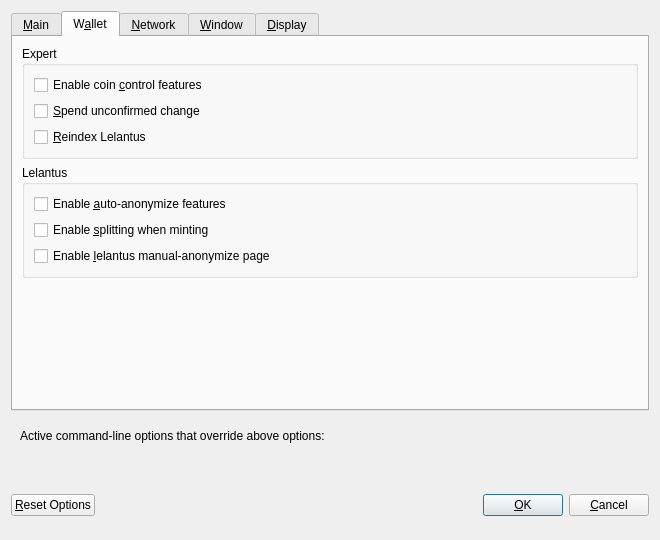
Old version of the form src/qt/forms/optionsdialog.ui in the repository firoorg/firo.
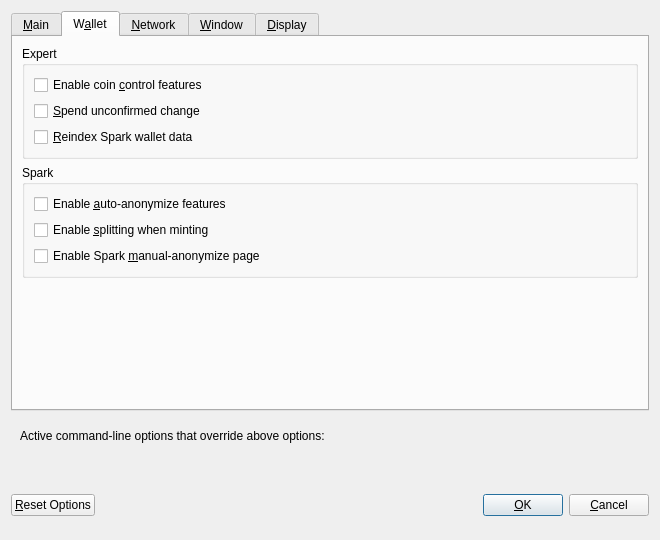
New version of the form. Custom widgets are drawn as their Qt base class.

Commit message:
Lelantus strip (#1805)
* Lelantus strip – resolved conflicts

* fix CodeRabbit review

* Second fix of CodeRabbit comments

* CodeRabbit fixes (importwallet, InstantSend Spark inputs)

* Minor fixes

* Fix LTag check for Spark IS adapted tx

* Fix for test after Lelantus strip (spark_mint.py)

* Some unneeded changes reverted, minor fixes done.

* build fix: fix wallet model header include dependencies

* Restore TRANSACTION_LELANTUS and remove unnecessary parameter

* LOCK(cs_main) for Spark LTag conflict check in InstantSend

* Add one more sanity check

---------

Diff of the .ui file:
```diff
--- a/src/qt/forms/optionsdialog.ui
+++ b/src/qt/forms/optionsdialog.ui
@@ -169,7 +169,7 @@
              <string>Restore all Lelantus transactions following a reindex.</string>
             </property>
             <property name="text">
-             <string>&amp;Reindex Lelantus</string>
+             <string>&amp;Reindex Spark wallet data</string>
             </property>
            </widget>
           </item>
@@ -179,7 +179,7 @@
        <item>
         <widget class="QGroupBox" name="lelantusGroupBox">
          <property name="title">
-          <string>Lelantus</string>
+          <string>Spark</string>
          </property>
          <layout class="QVBoxLayout" name="verticalLayout_3">
           <item>
@@ -199,7 +199,7 @@
           <item>
            <widget class="QCheckBox" name="lelantusPage">
             <property name="text">
-             <string>Enable &amp;lelantus manual-anonymize page</string>
+             <string>Enable Spark &amp;manual-anonymize page</string>
             </property>
            </widget>
           </item>
```
Left out of the diff: 19 changed lines with no effect on the pictures. The commit also changes 150 other files.
